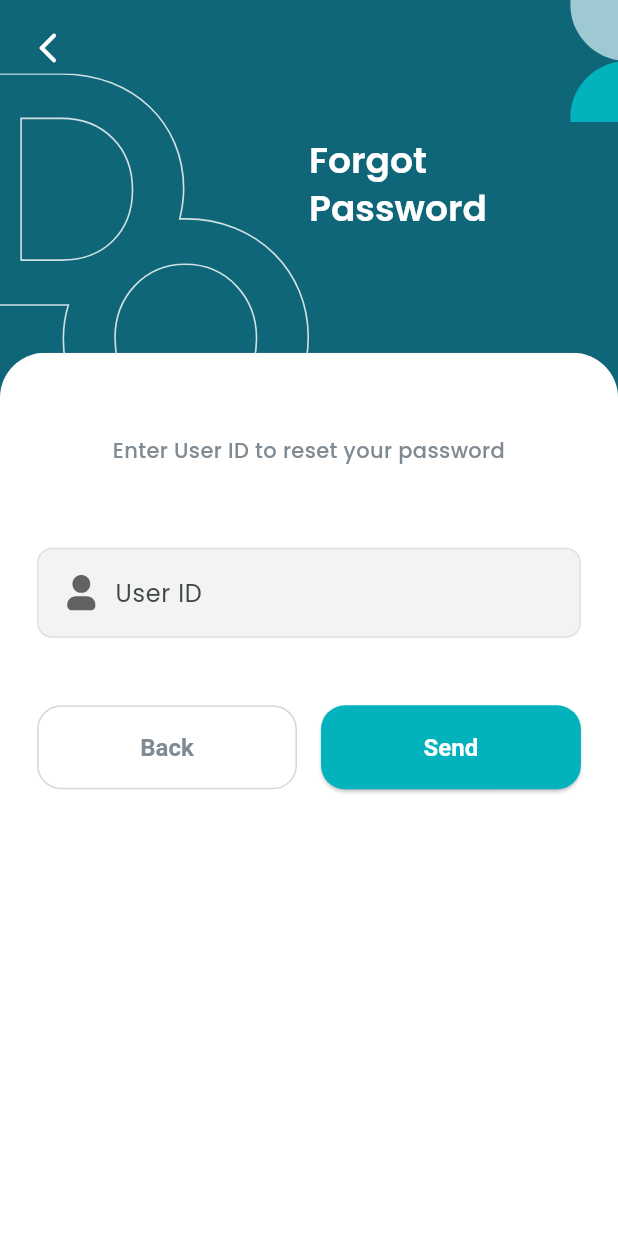
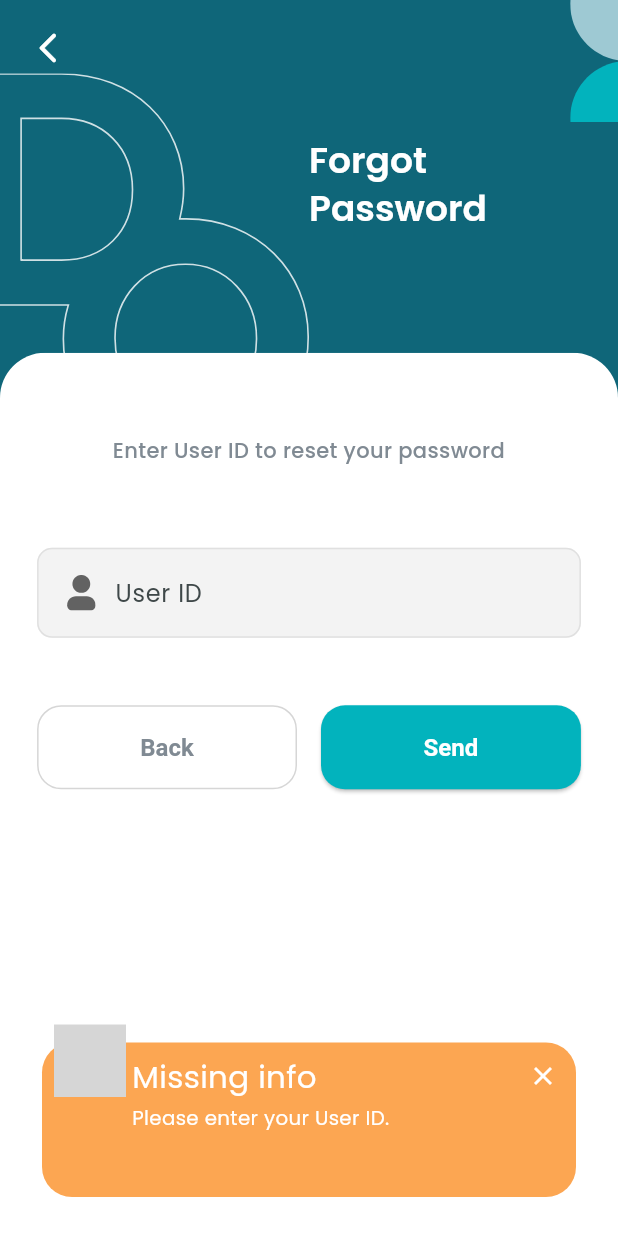
Before and after one commit to usamaali012/dev-once-app, a Flutter app: the ForgotPasswordScreen screen opened directly, after a tap on "Send", on a phone screen of 412 x 824 dp. Run offline on Flutter 3.47's test engine with Material 3 defaults, Android fonts, the phone set to English and light mode, and no system bars; drawn by our look-alikes of awesome_snackbar_content; our stand-ins replace connectivity_plus, file_picker, flutter_svg; grey boxes are pictures that could not be loaded.

Commit message:
Forgot Password files done

```diff
--- /dev/null
+++ b/lib/features/auth/forgot_password/forgot_password_model.dart
@@ -0,0 +1,9 @@
+class ForgotPasswordRequest {
+  final String username;
+
+  const ForgotPasswordRequest({required this.username});
+
+  Map<String, dynamic> toJson() => {
+        'username': username,
+      };
+}
--- /dev/null
+++ b/lib/features/auth/forgot_password/forgot_password_vm.dart
@@ -0,0 +1,25 @@
+import 'package:dev_once_app/core/models/api_response.dart';
+import 'package:dev_once_app/core/models/request_config.dart';
+import 'package:dev_once_app/core/services/api/api_client.dart';
+
+import 'forgot_password_model.dart';
+
+class ForgotPasswordVm {
+  final ApiClient _client;
+
+  ForgotPasswordVm({ApiClient? client}) : _client = client ?? ApiClient();
+
+  static const String _endpoint = '/auth/forgot-password';
+
+  Future<ApiResponse<Map<String, dynamic>>> submit(
+      ForgotPasswordRequest request) async {
+    final res = await _client.post(
+      RequestConfig<Map<String, dynamic>>(
+        endpoint: _endpoint,
+        request: request.toJson(),
+      ),
+    );
+
+    return res;
+  }
+}
--- a/lib/features/auth/forgot_password/forgot_password_screen.dart
+++ b/lib/features/auth/forgot_password/forgot_password_vu.dart
@@ -1,13 +1,63 @@
+import 'package:dev_once_app/core/constants/assets.dart';
 import 'package:dev_once_app/core/theme/app_colors.dart';
+import 'package:dev_once_app/core/widgets/app_snackbar.dart';
 import 'package:dev_once_app/core/widgets/app_text_field.dart';
+import 'package:dev_once_app/features/auth/forgot_password/forgot_password_model.dart';
+import 'package:dev_once_app/features/auth/forgot_password/forgot_password_vm.dart';
+import 'package:dev_once_app/features/auth/otp/otp_screen.dart';
 import 'package:dev_once_app/features/auth/widgets/auth_background.dart';
 import 'package:flutter/material.dart';
 import 'package:flutter_svg/flutter_svg.dart';
+import 'package:awesome_snackbar_content/awesome_snackbar_content.dart';
 
-import 'package:dev_once_app/core/constants/assets.dart';
+class ForgotPasswordScreen extends StatefulWidget {
+  const ForgotPasswordScreen({super.key});
 
-class ForgotPasswordScreen extends StatelessWidget {
-  const ForgotPasswordScreen({super.key});
+  @override
+  State<ForgotPasswordScreen> createState() => _ForgotPasswordScreenState();
+}
+
+class _ForgotPasswordScreenState extends State<ForgotPasswordScreen> {
+  final _userCtrl = TextEditingController();
+  bool _loading = false;
+
+  @override
+  void dispose() {
+    _userCtrl.dispose();
+    super.dispose();
+  }
+
+  Future<void> _onSend() async {
+    if (_loading) return;
+    final username = _userCtrl.text.trim();
+    if (username.isEmpty) {
+      showAppSnackBar(
+        context,
+        title: 'Missing info',
+        message: 'Please enter your User ID.',
+        type: ContentType.warning,
+      );
+      return;
+    }
+
+    setState(() => _loading = true);
+    final vm = ForgotPasswordVm();
+    final res = await vm.submit(ForgotPasswordRequest(username: username));
+    setState(() => _loading = false);
+
+    if (res.success) {
+      Navigator.of(context).push(
+        MaterialPageRoute(builder: (_) => const OtpScreen()),
+      );
+    } else {
+      showAppSnackBar(
+        context,
+        title: 'Request Failed',
+        message: res.message ?? 'Unable to send OTP. Try again.',
+        type: ContentType.failure,
+      );
+    }
+  }
 
   @override
   Widget build(BuildContext context) {
@@ -41,15 +91,18 @@ class ForgotPasswordScreen extends StatelessWidget {
               'Enter User ID to reset your password',
               textAlign: TextAlign.center,
               style: Theme.of(context).textTheme.bodyMedium?.copyWith(
-                    color: Color(0xFF808A93),
-                    fontWeight: FontWeight.w500
+                    color: const Color(0xFF808A93),
+                    fontWeight: FontWeight.w500,
                   ),
             ),
             const SizedBox(height: 55),
-            const AppTextField(
+            AppTextField(
+              controller: _userCtrl,
               placeholder: 'User ID',
-              // Prefer SVG user icon; falls back to IconData if removed
-              prefixSvg: 'assets/svgs/user.svg',
+              prefixSvg: AppAssets.user,
+              textInputAction: TextInputAction.done,
+              autofillHints: const [AutofillHints.username],
+              onFieldSubmitted: (_) => _onSend(),
             ),
             const SizedBox(height: 45),
             Row(
@@ -79,7 +132,7 @@ class ForgotPasswordScreen extends StatelessWidget {
                   child: SizedBox(
                     height: 56,
                     child: ElevatedButton(
-                      onPressed: () {},
+                      onPressed: _loading ? null : _onSend,
                       style: ElevatedButton.styleFrom(
                         backgroundColor: AppColors.primary,
                         shape: RoundedRectangleBorder(
@@ -90,7 +143,17 @@ class ForgotPasswordScreen extends StatelessWidget {
                           fontSize: 16,
                         ),
                       ),
-                      child: const Text('Send'),
+                      child: _loading
+                          ? const SizedBox(
+                              width: 22,
+                              height: 22,
+                              child: CircularProgressIndicator(
+                                strokeWidth: 2.4,
+                                valueColor:
+                                    AlwaysStoppedAnimation<Color>(Colors.white),
+                              ),
+                            )
+                          : const Text('Send'),
                     ),
                   ),
                 ),
```
